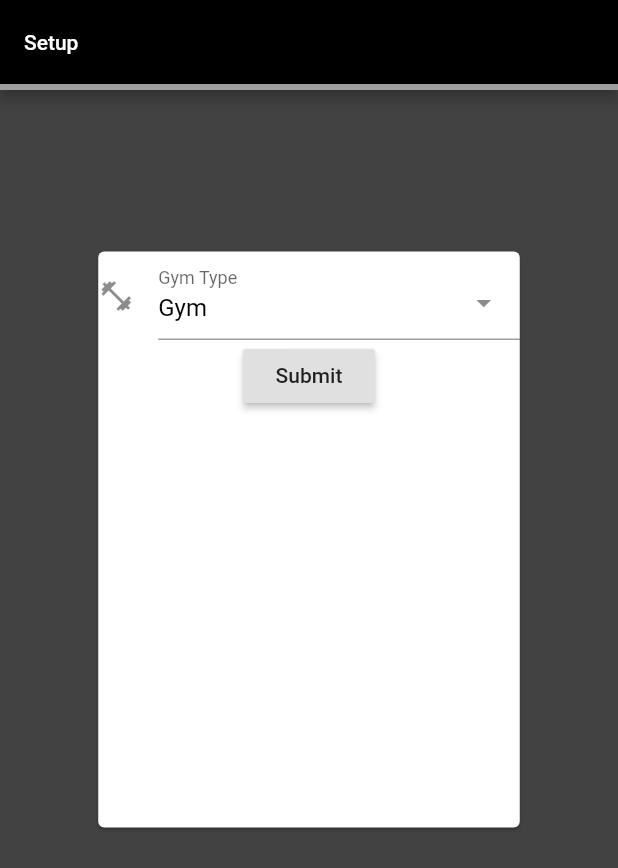
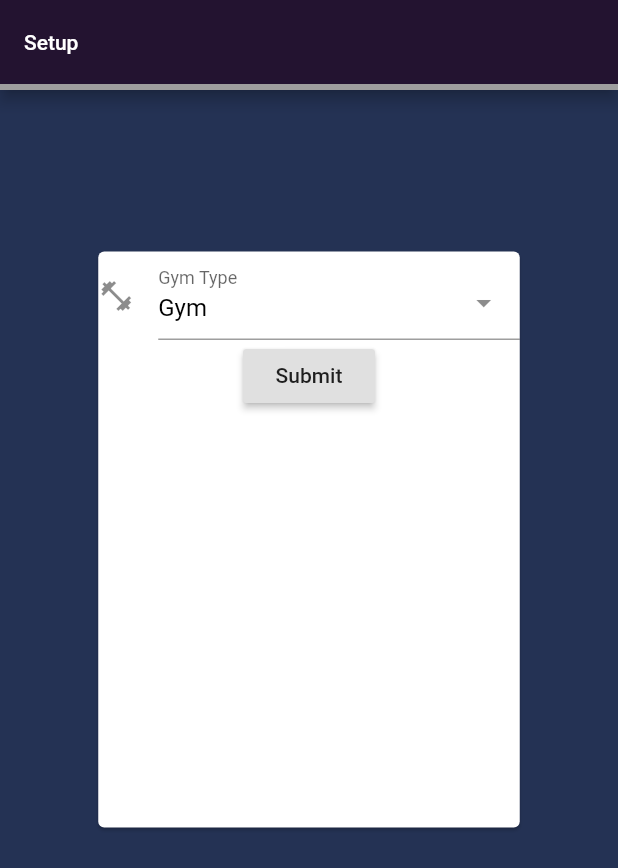
Before and after one commit to InsanityMatrix/WorkoutCreator, a Flutter app: the screen it shows after launch, on a phone screen of 412 x 824 dp. Shown: the top 868 px of the screen. Run offline on Flutter 3.47's test engine with Material 2 defaults, Android fonts, the phone set to English and light mode, and no system bars; drawn by our look-alikes of select_form_field; missing offline and left inert: multiselect_formfield; network calls fail.

Commit message:
Theme color change

```diff
--- a/lib/main.dart
+++ b/lib/main.dart
@@ -33,15 +33,15 @@ class MyApp extends StatelessWidget {
     return MaterialApp(
       title: 'Workout Creator',
       theme: ThemeData(
-        primaryColor: Colors.black,
+        primaryColor: new Color(0xFF231330),
         primarySwatch: primaryBlack,
-        accentColor: new Color(0xFF424242),
+        accentColor: new Color(0xFF243254),
         textTheme: TextTheme(
             button: TextStyle(
               color: Colors.white,
             ),
             subtitle1: TextStyle(
-              color: Color(0xFFdbdbdb),
+              color: Color(0xFFFFFFFF),
             )),
       ),
       home: MyHomePage(title: 'Home', index: 0),
```
